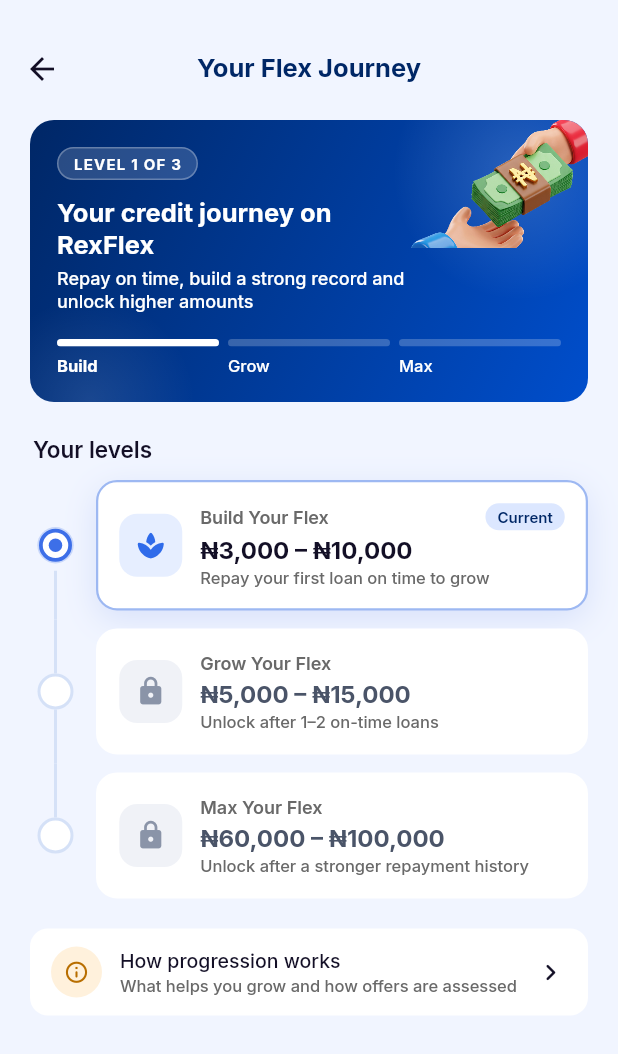
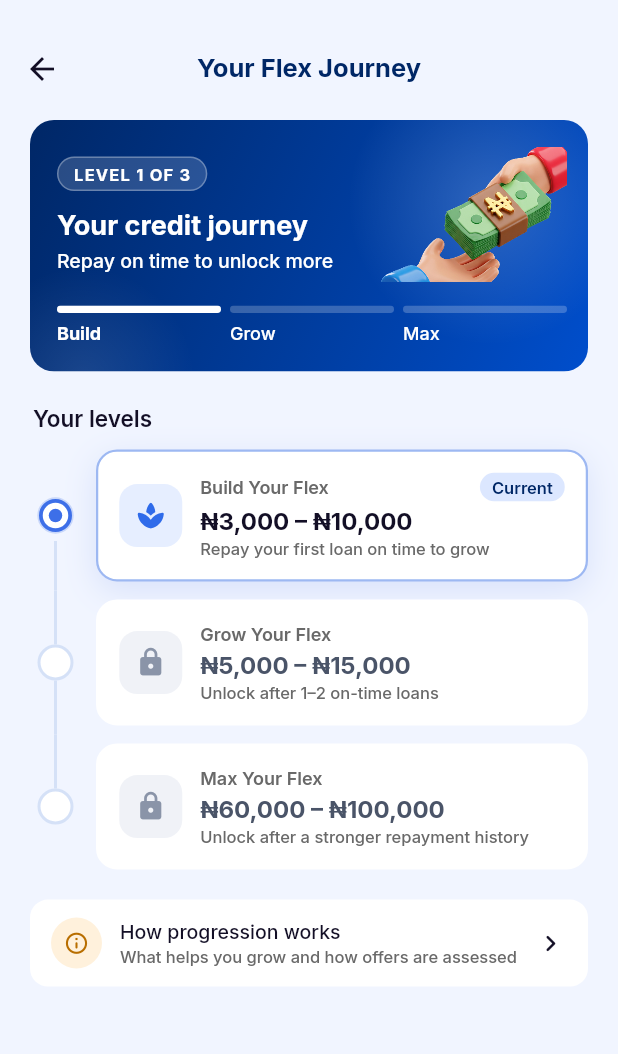
Before and after one commit to Kent-Sammy/rexverse, a Flutter app: the FlexJourneyScreen screen opened directly with empty values, on a phone screen of 412 x 824 dp. Shown: the top 1054 px of the screen. Run offline on Flutter 3.47's test engine with Material 3 defaults, Android fonts, the phone set to English and light mode, and no system bars; our stand-ins replace audioplayers, file_picker, flutter_svg, speech_to_text; accounts and stored records are empty; project files that could hold a hidden picture were left out.

Commit message:
Rex Atlas: animated success badge, roomier Flex Journey banner, tidier terms
- New SuccessBadge: animated vector take on the Figma Lottie badge (halo,
  pop, tick draw, confetti); used on every Atlas and RexFlex success.
  Plays once, final frame immediately with reduce motion.
- Flex Journey banner shows the hands illustration whole beside shorter
  copy; level track below; larger chip and labels.
- Choose a Repayment Term: short card caption; options summarised to
  tenor, 'Repay X by <date>' and a '+interest' pill.
- RexFlex text no smaller than 11 pt; tests for the badge and new copy.

Co-Authored-By: Claude Opus 5.5 <noreply@anthropic.com>
Claude-Session: https://claude.ai/code/session_01EjWxE6W9E8HwFDXk54C2wv

```diff
--- a/rex_atlas/lib/features/rexflex/presentation/screens/rexflex_screens.dart
+++ b/rex_atlas/lib/features/rexflex/presentation/screens/rexflex_screens.dart
@@ -297,7 +297,7 @@ class _RepaymentTermScreenState extends State<RepaymentTermScreen> {
         FlexBalanceCard(
           label: 'Available loan amount',
           amountKobo: widget.offerKobo,
-          caption: 'Choose a repayment term that works for you',
+          caption: 'Pick a term that suits you',
           tiltedCash: true,
         ),
         const SizedBox(height: 12),
@@ -306,12 +306,11 @@ class _RepaymentTermScreenState extends State<RepaymentTermScreen> {
             padding: const EdgeInsets.only(bottom: 10),
             child: FlexOptionCard(
               key: Key('flex-term-${_terms[i].days}'),
-              title:
-                  '${Naira.grouped(_terms[i].principalKobo)}  for ${_terms[i].days} days',
-              subtitle: 'Repay ${Naira.grouped(_terms[i].totalKobo)}',
-              detail:
-                  '(${Naira.groupedWhole(_terms[i].principalKobo)} + '
-                  '${Naira.groupedWhole(_terms[i].interestKobo)} interest)',
+              title: '${_terms[i].days} days',
+              subtitle:
+                  'Repay ${Naira.grouped(_terms[i].totalKobo)} by '
+                  '${RexDates.dayMonthYear(widget.controller.now.add(Duration(days: _terms[i].days)))}',
+              detail: '+${Naira.groupedWhole(_terms[i].interestKobo)} interest',
               selected: _selected == i,
               onTap: () => setState(() => _selected = i),
             ),
@@ -677,7 +676,7 @@ class _LoanRow extends StatelessWidget {
                   Text(
                     line1,
                     style: RexTypography.host(
-                      10,
+                      11,
                       weight: FontWeight.w500,
                       color: FlexColors.label,
                     ),
@@ -685,7 +684,7 @@ class _LoanRow extends StatelessWidget {
                   Text(
                     line2,
                     style: RexTypography.host(
-                      10,
+                      11,
                       weight: FontWeight.w500,
                       color: FlexColors.label,
                     ),
@@ -1047,7 +1046,7 @@ class _Stat extends StatelessWidget {
               Text(
                 label,
                 style: RexTypography.host(
-                  10,
+                  11,
                   weight: FontWeight.w500,
                   color: FlexColors.label,
                 ),
@@ -1275,31 +1274,24 @@ class _JourneyHero extends StatelessWidget {
         ),
         child: Stack(
           children: [
-            // Soft decorative glows.
             Positioned(
-              right: -40,
-              top: -50,
-              child: _Glow(size: 170, alpha: 0.16),
+              right: -30,
+              top: -40,
+              child: _Glow(size: 190, alpha: 0.18),
             ),
             Positioned(
-              left: -30,
-              bottom: -70,
-              child: _Glow(size: 140, alpha: 0.10),
-            ),
-            // Figma banner: the hands illustration in the top-right corner.
-            const Positioned(
-              right: 0,
-              top: 0,
-              child: ExcludeSemantics(
-                child: Image(
-                  image: AssetImage(FlexAssets.journey),
-                  width: 118,
-                  filterQuality: FilterQuality.high,
-                ),
-              ),
+              left: -40,
+              bottom: -80,
+              child: _Glow(size: 150, alpha: 0.10),
             ),
             Padding(
-              padding: const EdgeInsets.fromLTRB(18, 18, 18, 18),
+              padding: const EdgeInsets.fromLTRB(18, 18, 14, 18),
+              child: Column(
+                crossAxisAlignment: CrossAxisAlignment.stretch,
+                children: [
+                  Row(
+                    children: [
+                      Expanded(
                         child: Column(
                           crossAxisAlignment: CrossAxisAlignment.start,
                           children: [
@@ -1312,38 +1304,32 @@ class _JourneyHero extends StatelessWidget {
                                 color: Colors.white.withValues(alpha: 0.16),
                                 borderRadius: BorderRadius.circular(20),
                                 border: Border.all(
-                        color: Colors.white.withValues(alpha: 0.28),
+                                  color: Colors.white.withValues(alpha: 0.3),
                                 ),
                               ),
                               child: Text(
                                 'LEVEL ${tier + 1} OF ${flexTiers.length}',
                                 style: RexTypography.host(
-                        10,
+                                  11,
                                   weight: FontWeight.w700,
                                   color: Colors.white,
                                 ).copyWith(letterSpacing: 0.8),
                               ),
                             ),
                             const SizedBox(height: 12),
-                  Padding(
-                    padding: const EdgeInsets.only(right: 104),
-                    child: Column(
-                      crossAxisAlignment: CrossAxisAlignment.start,
-                      children: [
-                        Text(
-                          'Your credit journey on RexFlex',
-                          style: RexTypography.host(
-                            17,
+                            Text(
+                              'Your credit journey',
+                              style: RexTypography.host(
+                                18,
                                 weight: FontWeight.w700,
                                 color: Colors.white,
                               ),
                             ),
                             const SizedBox(height: 4),
                             Text(
-                          'Repay on time, build a strong record and unlock '
-                          'higher amounts',
-                          style: RexTypography.host(
-                            12,
+                              'Repay on time to unlock more',
+                              style: RexTypography.host(
+                                13,
                                 weight: FontWeight.w500,
                                 color: Colors.white,
                               ),
@@ -1351,7 +1337,18 @@ class _JourneyHero extends StatelessWidget {
                           ],
                         ),
                       ),
-                  const SizedBox(height: 18),
+                      const SizedBox(width: 8),
+                      // The hands illustration, shown whole (419 × 303 export).
+                      const ExcludeSemantics(
+                        child: Image(
+                          image: AssetImage(FlexAssets.journey),
+                          width: 124,
+                          filterQuality: FilterQuality.high,
+                        ),
+                      ),
+                    ],
+                  ),
+                  const SizedBox(height: 16),
                   Semantics(
                     label:
                         'Level ${tier + 1} of ${flexTiers.length}: '
@@ -1386,7 +1383,7 @@ class _JourneyHero extends StatelessWidget {
                                   Text(
                                     _levelShort[i],
                                     style: RexTypography.host(
-                                      11,
+                                      12,
                                       weight: i == tier
                                           ? FontWeight.w700
                                           : FontWeight.w500,
```
Also changed, not shown: rex_atlas/lib/core/widgets/success_badge.dart (added, +158 -0 lines), rex_atlas/lib/features/atlas/presentation/widgets/payment_result_card.dart (+4 -8 lines), rex_atlas/lib/features/rexflex/presentation/widgets/flex_ui.dart (+20 -13 lines), 3 other files. Lines whose indentation alone changed are shown as unchanged.
